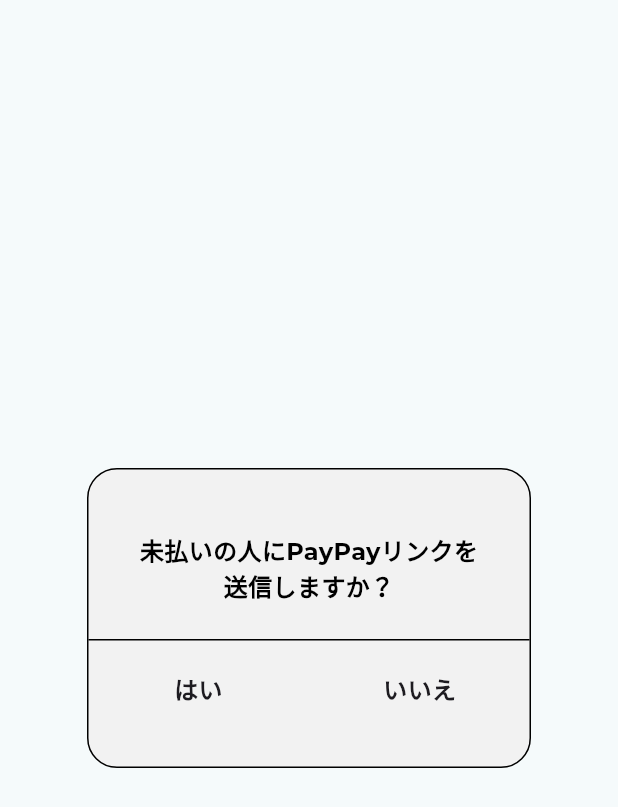
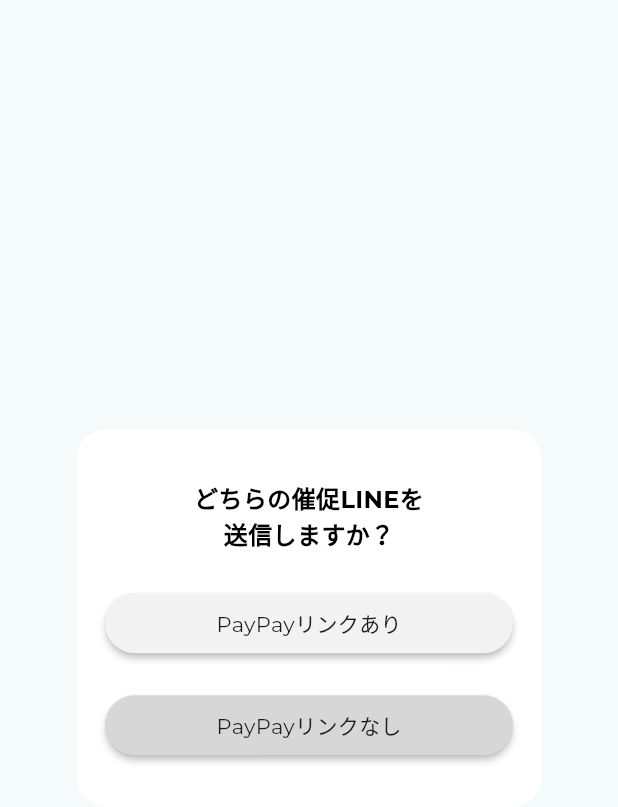
Before and after one commit to tanochan-sakonyan/collection_app, a Flutter app: the ConfirmationDialog widget shown alone on an empty page, opened directly, on a phone screen of 412 x 824 dp. Shown: the top 807 px of the screen. Run offline on Flutter 3.47's test engine with Material 3 defaults, Android fonts, the phone set to English and light mode, and no system bars; our stand-ins replace flutter_riverpod, flutter_svg, freezed_annotation, google_fonts; missing offline and left inert: flutter_line_sdk.

Commit message:
PayPayリンクありorなしのポップアップのUI

```diff
--- a/lib/components/dialog/confirmation_dialog.dart
+++ b/lib/components/dialog/confirmation_dialog.dart
@@ -11,23 +11,20 @@
       shape: RoundedRectangleBorder(
         borderRadius: BorderRadius.circular(20),
       ),
-      backgroundColor: const Color(0xFFF2F2F2),
+      backgroundColor: const Color(0xFFFFFFFF),
       child: Container(
-        width: 296,
-        height: 200,
+        width: 310,
+        height: 252,
         decoration: BoxDecoration(
-          border: Border.all(color: Colors.black),
           borderRadius: BorderRadius.circular(20),
         ),
         child: Column(
           mainAxisAlignment: MainAxisAlignment.center,
           children: [
-            const Padding(
-              padding: EdgeInsets.symmetric(vertical: 16.0),
-              child: Column(
+            Column(
               children: [
                 Text(
-                    "未払いの人にPayPayリンクを",
+                  "どちらの催促LINEを",
                   style: TextStyle(
                     fontSize: 16,
                     fontWeight: FontWeight.bold,
@@ -42,52 +39,45 @@
                     color: Colors.black,
                   ),
                 ),
-                ],
+                SizedBox(height: 28),
+                SizedBox(
+                  height: 40,
+                  width: 272,
+                  child: ElevatedButton(
+                    onPressed: () {
+                      // TODO
+                    },
+                    style: ElevatedButton.styleFrom(
+                      backgroundColor: const Color(0xFFF2F2F2),
+                      elevation: 2,
+                      shape: RoundedRectangleBorder(
+                        borderRadius: BorderRadius.circular(20),
                       ),
                     ),
-            const Divider(
-              thickness: 1,
-              color: Colors.black,
-            ),
-            Row(
-              children: [
-                Expanded(
-                  child: GestureDetector(
-                    onTap: () {
-                      // onYes(); //TODO
-                    },
-                    child: Container(
-                      height: 50,
-                      alignment: Alignment.center,
-                      child: const Text(
-                        "はい",
-                        style: TextStyle(
-                          fontSize: 16,
-                          fontWeight: FontWeight.bold,
+                    child: Text(
+                      'PayPayリンクあり',
+                      style: Theme.of(context).textTheme.bodyMedium,
                     ),
                   ),
                 ),
+                SizedBox(height: 28),
+                SizedBox(
+                  height: 40,
+                  width: 272,
+                  child: ElevatedButton(
+                    onPressed: () {
+                      // TODO
+                    },
+                    style: ElevatedButton.styleFrom(
+                      backgroundColor: const Color(0xFFD7D7D7),
+                      elevation: 2,
+                      shape: RoundedRectangleBorder(
+                        borderRadius: BorderRadius.circular(20),
                       ),
                     ),
-                Container(
-                  width: 1,
-                  color: Colors.black, // 中央の境界線
-                ),
-                Expanded(
-                  child: GestureDetector(
-                    onTap: () {
-                      // onNo(); //TODO
-                    },
-                    child: Container(
-                      height: 50,
-                      alignment: Alignment.center,
-                      child: const Text(
-                        "いいえ",
-                        style: TextStyle(
-                          fontSize: 16,
-                          fontWeight: FontWeight.bold,
-                        ),
-                      ),
+                    child: Text(
+                      'PayPayリンクなし',
+                      style: Theme.of(context).textTheme.bodyMedium,
                     ),
                   ),
                 ),
```
Lines whose indentation alone changed are shown as unchanged.
